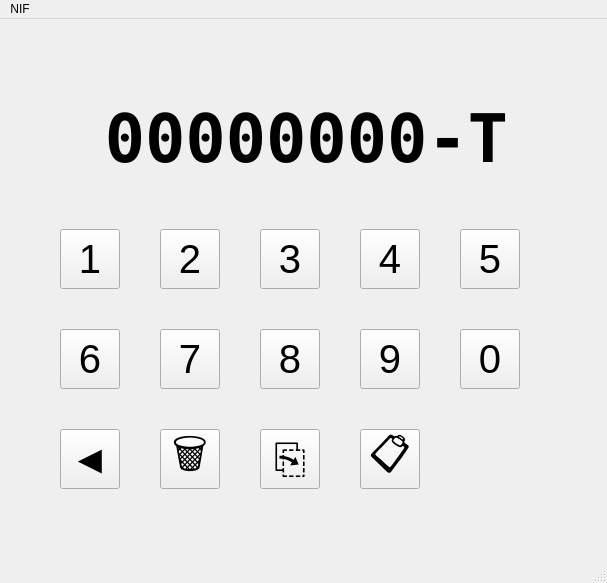
Before: the Qt Designer form niftuxui.ui in cpcbegin/niftux, drawn with Qt 5.
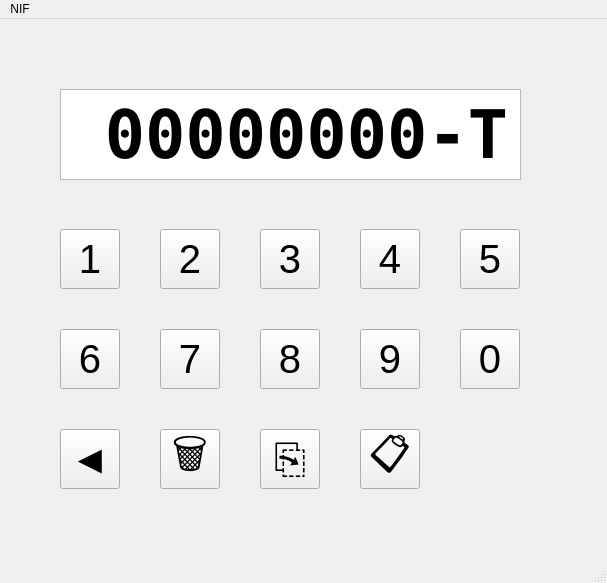
After: the same form once the commit is applied.

Diff of the .ui file:
```diff
--- a/niftuxui.ui
+++ b/niftuxui.ui
@@ -270,11 +270,48 @@
     <property name="geometry">
      <rect>
       <x>69</x>
-      <y>79</y>
+      <y>75</y>
       <width>441</width>
       <height>81</height>
      </rect>
     </property>
+    <property name="palette">
+     <palette>
+      <active>
+       <colorrole role="Button">
+        <brush brushstyle="SolidPattern">
+         <color alpha="255">
+          <red>134</red>
+          <green>111</green>
+          <blue>87</blue>
+         </color>
+        </brush>
+       </colorrole>
+      </active>
+      <inactive>
+       <colorrole role="Button">
+        <brush brushstyle="SolidPattern">
+         <color alpha="255">
+          <red>134</red>
+          <green>111</green>
+          <blue>87</blue>
+         </color>
+        </brush>
+       </colorrole>
+      </inactive>
+      <disabled>
+       <colorrole role="Button">
+        <brush brushstyle="SolidPattern">
+         <color alpha="255">
+          <red>134</red>
+          <green>111</green>
+          <blue>87</blue>
+         </color>
+        </brush>
+       </colorrole>
+      </disabled>
+     </palette>
+    </property>
     <property name="font">
      <font>
       <family>DejaVu Sans Mono</family>
@@ -308,6 +345,41 @@
      <bool>false</bool>
     </property>
    </widget>
+   <widget class="QGraphicsView" name="graphicsView">
+    <property name="geometry">
+     <rect>
+      <x>60</x>
+      <y>70</y>
+      <width>461</width>
+      <height>91</height>
+     </rect>
+    </property>
+    <property name="backgroundBrush">
+     <brush brushstyle="NoBrush">
+      <color alpha="255">
+       <red>180</red>
+       <green>150</green>
+       <blue>192</blue>
+      </color>
+     </brush>
+    </property>
+   </widget>
+   <zorder>graphicsView</zorder>
+   <zorder>button1</zorder>
+   <zorder>button2</zorder>
+   <zorder>button4</zorder>
+   <zorder>button3</zorder>
+   <zorder>button7</zorder>
+   <zorder>button8</zorder>
+   <zorder>button6</zorder>
+   <zorder>button5</zorder>
+   <zorder>button9</zorder>
+   <zorder>button0</zorder>
+   <zorder>buttonPaste</zorder>
+   <zorder>buttonCopy</zorder>
+   <zorder>buttonBackdel</zorder>
+   <zorder>buttonDel</zorder>
+   <zorder>labelNIF</zorder>
   </widget>
   <widget class="QMenuBar" name="menubar">
    <property name="geometry">
```
Left out of the diff: 7 changed lines with no effect on the pictures.
